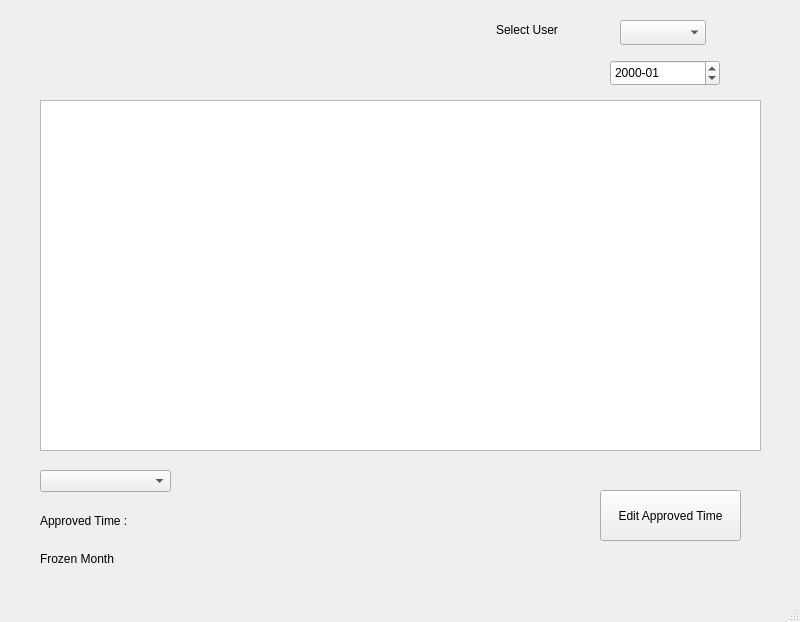
The window that managermainwindow.ui (Suliaman46/Suliaman46-EGUI-TASK1-TRS) describes before a commit, drawn with Qt 5.
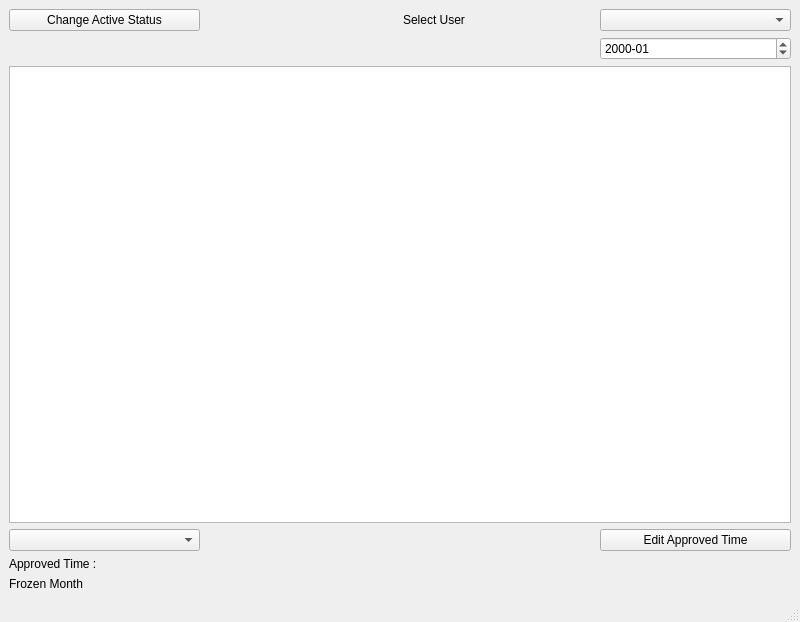
The same window after the commit.

Commit message: Bug fixes and edit activity active status.

What changed in the file:
```diff
--- a/managermainwindow.ui
+++ b/managermainwindow.ui
@@ -14,126 +14,77 @@
    <string>MainWindow</string>
   </property>
   <widget class="QWidget" name="centralwidget">
-   <widget class="QTableView" name="managerTblView">
-    <property name="geometry">
-     <rect>
-      <x>40</x>
-      <y>100</y>
-      <width>721</width>
-      <height>351</height>
-     </rect>
-    </property>
-   </widget>
-   <widget class="QComboBox" name="comboBox_userName">
-    <property name="geometry">
-     <rect>
-      <x>620</x>
-      <y>20</y>
-      <width>86</width>
-      <height>25</height>
-     </rect>
-    </property>
-   </widget>
+   <layout class="QGridLayout" name="gridLayout">
+    <item row="5" column="0">
+     <widget class="QLabel" name="label_3">
+      <property name="text">
+       <string>Frozen Month</string>
+      </property>
+     </widget>
+    </item>
+    <item row="0" column="2">
    <widget class="QLabel" name="label">
-    <property name="geometry">
-     <rect>
-      <x>496</x>
-      <y>20</y>
-      <width>81</width>
-      <height>20</height>
-     </rect>
-    </property>
     <property name="text">
      <string>Select User</string>
     </property>
    </widget>
-   <widget class="QPushButton" name="pushButton">
-    <property name="geometry">
-     <rect>
-      <x>600</x>
-      <y>490</y>
-      <width>141</width>
-      <height>51</height>
-     </rect>
-    </property>
-    <property name="text">
-     <string>Edit Approved Time</string>
-    </property>
-   </widget>
+    </item>
+    <item row="1" column="3">
    <widget class="QDateEdit" name="dateEdit">
-    <property name="geometry">
-     <rect>
-      <x>610</x>
-      <y>60</y>
-      <width>110</width>
-      <height>26</height>
-     </rect>
-    </property>
     <property name="displayFormat">
      <string>yyyy-MM</string>
     </property>
    </widget>
-   <widget class="QLabel" name="label_approvedTime">
-    <property name="geometry">
-     <rect>
-      <x>180</x>
-      <y>520</y>
-      <width>129</width>
-      <height>17</height>
-     </rect>
-    </property>
-    <property name="text">
-     <string/>
-    </property>
-   </widget>
-   <widget class="QLabel" name="label_3">
-    <property name="geometry">
-     <rect>
-      <x>40</x>
-      <y>550</y>
-      <width>131</width>
-      <height>17</height>
-     </rect>
-    </property>
-    <property name="text">
-     <string>Frozen Month</string>
-    </property>
-   </widget>
-   <widget class="QLabel" name="label_frozen">
-    <property name="geometry">
-     <rect>
-      <x>180</x>
-      <y>550</y>
-      <width>131</width>
-      <height>17</height>
-     </rect>
-    </property>
-    <property name="text">
-     <string/>
-    </property>
-   </widget>
-   <widget class="QWidget" name="">
-    <property name="geometry">
-     <rect>
-      <x>40</x>
-      <y>470</y>
-      <width>131</width>
-      <height>73</height>
-     </rect>
-    </property>
+    </item>
+    <item row="3" column="0">
     <layout class="QVBoxLayout" name="verticalLayout">
      <item>
       <widget class="QComboBox" name="comboBox_approvedTime"/>
      </item>
-     <item>
+     </layout>
+    </item>
+    <item row="2" column="0" colspan="4">
+     <widget class="QTableView" name="managerTblView"/>
+    </item>
+    <item row="0" column="3">
+     <widget class="QComboBox" name="comboBox_userName"/>
+    </item>
+    <item row="5" column="1">
+     <widget class="QLabel" name="label_frozen">
+      <property name="text">
+       <string/>
+      </property>
+     </widget>
+    </item>
+    <item row="3" column="3">
+     <widget class="QPushButton" name="pushButton">
+      <property name="text">
+       <string>Edit Approved Time</string>
+      </property>
+     </widget>
+    </item>
+    <item row="4" column="0">
       <widget class="QLabel" name="label_2">
        <property name="text">
         <string>Approved Time :</string>
        </property>
       </widget>
      </item>
-    </layout>
-   </widget>
+    <item row="4" column="1">
+     <widget class="QLabel" name="label_approvedTime">
+      <property name="text">
+       <string/>
+      </property>
+     </widget>
+    </item>
+    <item row="0" column="0">
+     <widget class="QPushButton" name="pushButton_activeStatus">
+      <property name="text">
+       <string>Change Active Status</string>
+      </property>
+     </widget>
+    </item>
+   </layout>
   </widget>
   <widget class="QMenuBar" name="menubar">
    <property name="geometry">
```
Lines whose indentation alone changed are shown as unchanged. The commit also changes 22 other files.
